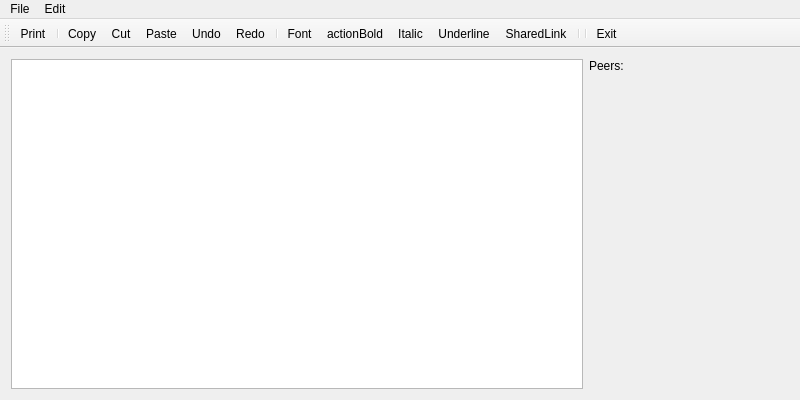
PolitoTeam/Scriba, file Client/editor.ui: the form before one commit.
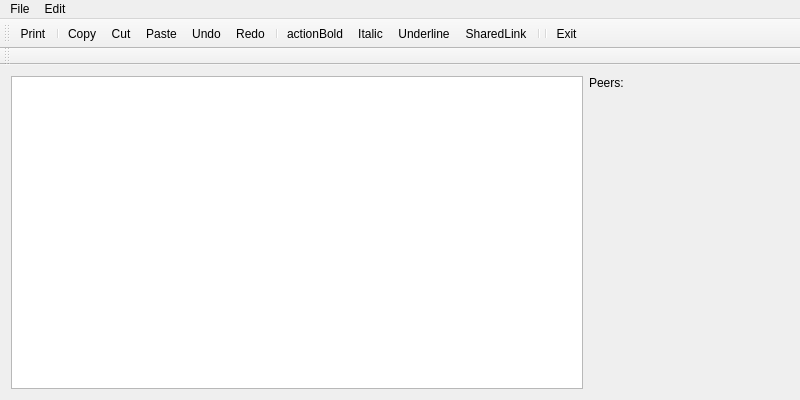
The form after the commit. Icons and pictures are not drawn.

Commit message: Add font, size and color to editor GUI

What changed in the file:
```diff
--- a/Client/editor.ui
+++ b/Client/editor.ui
@@ -113,7 +113,6 @@
    <addaction name="actionUndo"/>
    <addaction name="actionRedo"/>
    <addaction name="separator"/>
-   <addaction name="actionFont"/>
    <addaction name="actionBold"/>
    <addaction name="actionItalic"/>
    <addaction name="actionUnderline"/>
@@ -122,6 +121,17 @@
    <addaction name="separator"/>
    <addaction name="actionExit"/>
   </widget>
+  <widget class="QToolBar" name="toolBar">
+   <property name="windowTitle">
+    <string>toolBar</string>
+   </property>
+   <attribute name="toolBarArea">
+    <enum>TopToolBarArea</enum>
+   </attribute>
+   <attribute name="toolBarBreak">
+    <bool>true</bool>
+   </attribute>
+  </widget>
   <action name="actionNew">
    <property name="icon">
     <iconset resource="client.qrc">
```
The commit also changes 2 other files.
